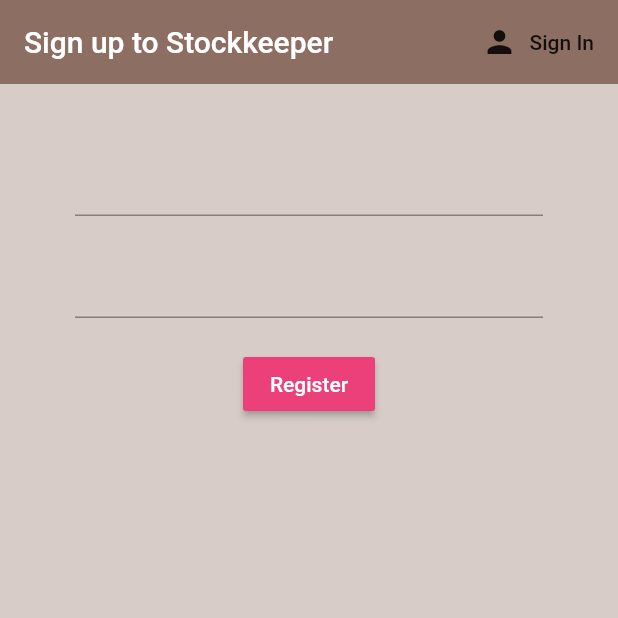
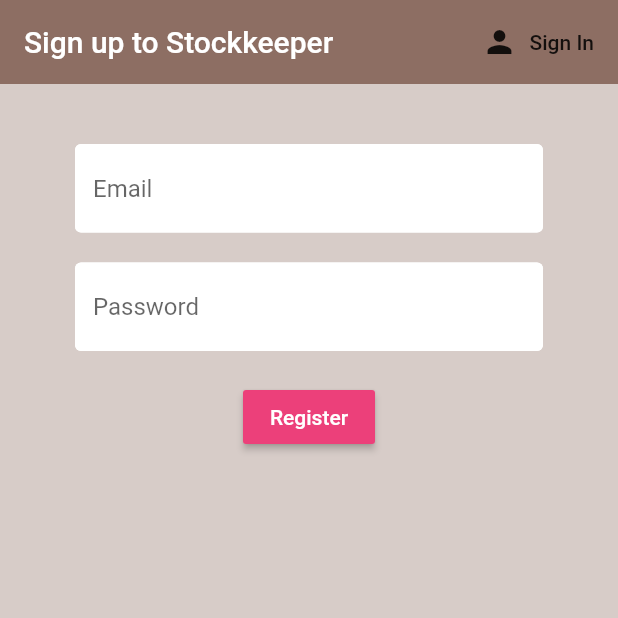
Before and after one commit to sjotterman/flutter-firebase, a Flutter app: the screen it shows after launch, after a tap on "Sign In", after a tap on "Register", on a phone screen of 412 x 824 dp, the top half of it. Run offline on Flutter 3.47's test engine with Material 2 defaults, Android fonts, the phone set to English and light mode, and no system bars; our stand-ins replace firebase_auth; accounts and stored records are empty.

Commit message:
added text input decoration

```diff
--- a/lib/screens/authenticate/register.dart
+++ b/lib/screens/authenticate/register.dart
@@ -1,5 +1,6 @@
 import 'package:flutter/material.dart';
 import 'package:flutter_firebase/services/auth.dart';
+import 'package:flutter_firebase/shared/constants.dart';
 
 class Register extends StatefulWidget {
   final Function toggleView;
@@ -41,12 +42,16 @@ class _RegisterState extends State<Register> {
                 children: <Widget>[
                   SizedBox(height: 20.0),
                   TextFormField(
+                      decoration:
+                          textInputDecoration.copyWith(hintText: 'Email'),
                       validator: (val) => val.isEmpty ? 'Enter an email' : null,
                       onChanged: (val) {
                         setState(() => email = val);
                       }),
                   SizedBox(height: 20.0),
                   TextFormField(
+                    decoration:
+                        textInputDecoration.copyWith(hintText: 'Password'),
                     obscureText: true,
                     validator: (val) => val.length < 6
                         ? 'Password must be 6+ characters'
--- a/lib/screens/authenticate/sign_in.dart
+++ b/lib/screens/authenticate/sign_in.dart
@@ -1,5 +1,6 @@
 import 'package:flutter/material.dart';
 import 'package:flutter_firebase/services/auth.dart';
+import 'package:flutter_firebase/shared/constants.dart';
 
 class SignIn extends StatefulWidget {
   final Function toggleView;
@@ -42,12 +43,16 @@ class _SignInState extends State<SignIn> {
                 children: <Widget>[
                   SizedBox(height: 20.0),
                   TextFormField(
+                      decoration:
+                          textInputDecoration.copyWith(hintText: 'Email'),
                       validator: (val) => val.isEmpty ? 'Enter an email' : null,
                       onChanged: (val) {
                         setState(() => email = val);
                       }),
                   SizedBox(height: 20.0),
                   TextFormField(
+                    decoration:
+                        textInputDecoration.copyWith(hintText: 'Password'),
                     obscureText: true,
                     validator: (val) => val.length < 6
                         ? 'Password must be 6+ characters'
--- /dev/null
+++ b/lib/shared/constants.dart
@@ -0,0 +1,11 @@
+import 'package:flutter/material.dart';
+
+const textInputDecoration = InputDecoration(
+  hintText: 'Email',
+  fillColor: Colors.white,
+  filled: true,
+  enabledBorder: OutlineInputBorder(
+      borderSide: BorderSide(color: Colors.white, width: 2.0)),
+  focusedBorder: OutlineInputBorder(
+      borderSide: BorderSide(color: Colors.pink, width: 2.0)),
+);
```
